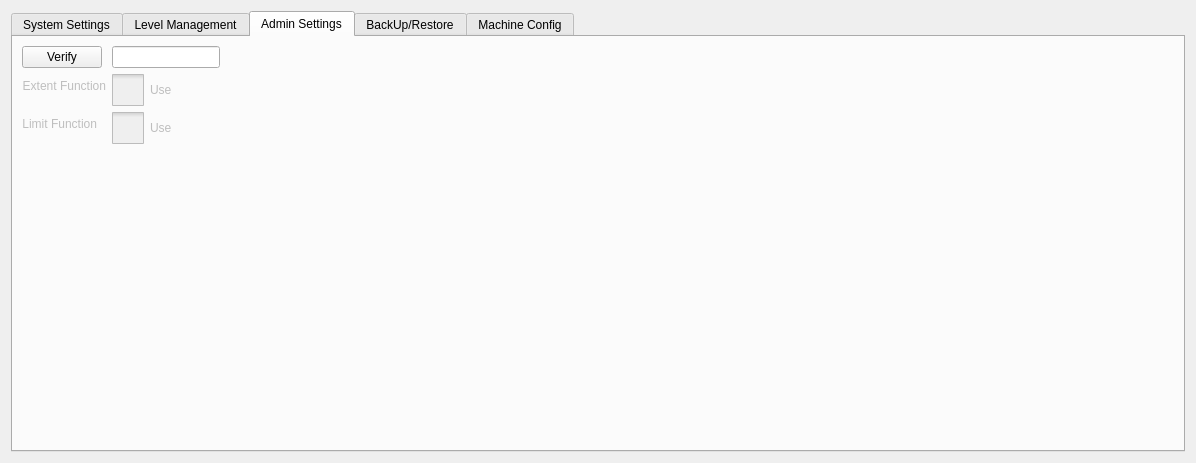
First picture: the form in hcsettings/ichcsystemsettingsframe.ui, repository dongdong-2009/3-5AxisRobot, before the edit.
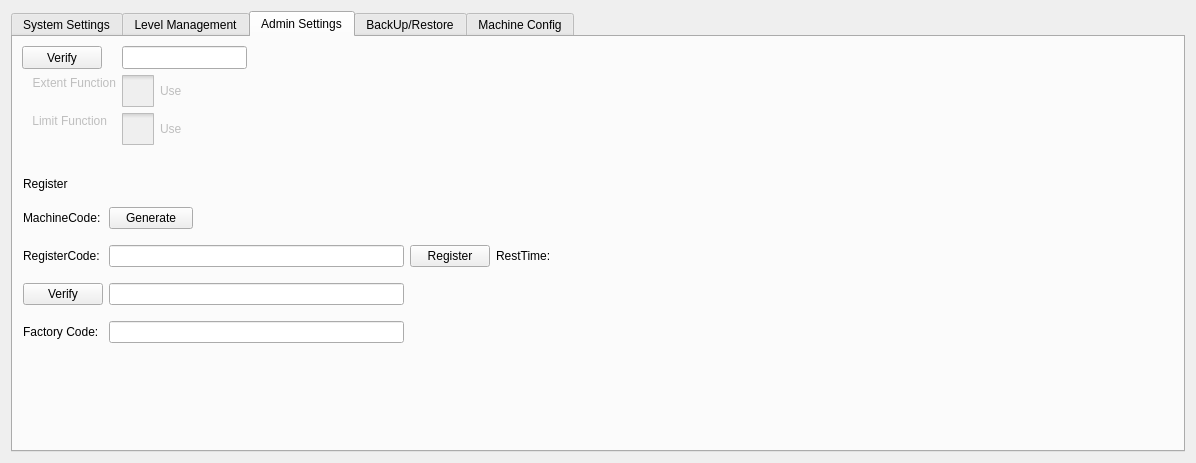
Second picture: the form after the edit. The open tabs and pages were chosen to show the change. Icons and pictures are not drawn. Custom widgets are drawn as their Qt base class.

Diff of the .ui file:
```diff
--- a/hcsettings/ichcsystemsettingsframe.ui
+++ b/hcsettings/ichcsystemsettingsframe.ui
@@ -681,15 +681,18 @@
       <attribute name="title">
        <string>Admin Settings</string>
       </attribute>
-      <layout class="QFormLayout" name="formLayout_2">
-       <property name="fieldGrowthPolicy">
-        <enum>QFormLayout::FieldsStayAtSizeHint</enum>
-       </property>
-       <item row="0" column="1">
         <widget class="ICLineEditWithVirtualKeyboard" name="pwdEdit">
          <property name="enabled">
           <bool>true</bool>
          </property>
+       <property name="geometry">
+        <rect>
+         <x>109</x>
+         <y>9</y>
+         <width>125</width>
+         <height>23</height>
+        </rect>
+       </property>
          <property name="text">
           <string notr="true"/>
          </property>
@@ -697,12 +700,18 @@
           <enum>QLineEdit::Password</enum>
          </property>
         </widget>
-       </item>
-       <item row="1" column="0">
         <widget class="QLabel" name="extentLabel">
          <property name="enabled">
           <bool>false</bool>
          </property>
+       <property name="geometry">
+        <rect>
+         <x>9</x>
+         <y>38</y>
+         <width>94</width>
+         <height>16</height>
+        </rect>
+       </property>
          <property name="text">
           <string>Extent Function</string>
          </property>
@@ -710,12 +719,18 @@
           <set>Qt::AlignRight|Qt::AlignTrailing|Qt::AlignVCenter</set>
          </property>
         </widget>
-       </item>
-       <item row="1" column="1">
         <widget class="QCheckBox" name="extentFunctionCheckBox">
          <property name="enabled">
           <bool>false</bool>
          </property>
+       <property name="geometry">
+        <rect>
+         <x>109</x>
+         <y>38</y>
+         <width>131</width>
+         <height>32</height>
+        </rect>
+       </property>
          <property name="styleSheet">
           <string notr="true">::indicator {
      width: 32px;
@@ -745,19 +760,31 @@
           <string>Use</string>
          </property>
         </widget>
-       </item>
-       <item row="0" column="0">
         <widget class="QPushButton" name="verifyButton">
+       <property name="geometry">
+        <rect>
+         <x>9</x>
+         <y>9</y>
+         <width>80</width>
+         <height>23</height>
+        </rect>
+       </property>
          <property name="text">
           <string>Verify</string>
          </property>
         </widget>
-       </item>
-       <item row="2" column="0">
         <widget class="QLabel" name="limitFunctionLabel">
          <property name="enabled">
           <bool>false</bool>
          </property>
+       <property name="geometry">
+        <rect>
+         <x>9</x>
+         <y>76</y>
+         <width>85</width>
+         <height>16</height>
+        </rect>
+       </property>
          <property name="text">
           <string>Limit Function</string>
          </property>
@@ -765,12 +792,18 @@
           <set>Qt::AlignRight|Qt::AlignTrailing|Qt::AlignVCenter</set>
          </property>
         </widget>
-       </item>
-       <item row="2" column="1">
         <widget class="QCheckBox" name="limitFunctionBox">
          <property name="enabled">
           <bool>false</bool>
          </property>
+       <property name="geometry">
+        <rect>
+         <x>109</x>
+         <y>76</y>
+         <width>121</width>
+         <height>32</height>
+        </rect>
+       </property>
          <property name="styleSheet">
           <string notr="true">::indicator {
      width: 32px;
@@ -800,8 +833,209 @@
           <string>Use</string>
          </property>
         </widget>
-       </item>
-      </layout>
+      <widget class="QWidget" name="registerContainer" native="true">
+       <property name="geometry">
+        <rect>
+         <x>10</x>
+         <y>130</y>
+         <width>541</width>
+         <height>191</height>
+        </rect>
+       </property>
+       <layout class="QGridLayout" name="gridLayout">
+        <item row="0" column="0">
+         <widget class="QLabel" name="label_36">
+          <property name="sizePolicy">
+           <sizepolicy hsizetype="Fixed" vsizetype="Fixed">
+            <horstretch>0</horstretch>
+            <verstretch>0</verstretch>
+           </sizepolicy>
+          </property>
+          <property name="text">
+           <string>Register</string>
+          </property>
+         </widget>
+        </item>
+        <item row="0" column="1">
+         <widget class="QLabel" name="tipLabel">
+          <property name="text">
+           <string/>
+          </property>
+         </widget>
+        </item>
+        <item row="1" column="0">
+         <widget class="QLabel" name="label_37">
+          <property name="sizePolicy">
+           <sizepolicy hsizetype="Fixed" vsizetype="Fixed">
+            <horstretch>0</horstretch>
+            <verstretch>0</verstretch>
+           </sizepolicy>
+          </property>
+          <property name="text">
+           <string>MachineCode:</string>
+          </property>
+         </widget>
+        </item>
+        <item row="1" column="1">
+         <widget class="QPushButton" name="generateBtn">
+          <property name="sizePolicy">
+           <sizepolicy hsizetype="Fixed" vsizetype="Fixed">
+            <horstretch>0</horstretch>
+            <verstretch>0</verstretch>
+           </sizepolicy>
+          </property>
+          <property name="maximumSize">
+           <size>
+            <width>84</width>
+            <height>16777215</height>
+           </size>
+          </property>
+          <property name="text">
+           <string>Generate</string>
+          </property>
+         </widget>
+        </item>
+        <item row="2" column="0">
+         <widget class="QLabel" name="label_38">
+          <property name="sizePolicy">
+           <sizepolicy hsizetype="Fixed" vsizetype="Fixed">
+            <horstretch>0</horstretch>
+            <verstretch>0</verstretch>
+           </sizepolicy>
+          </property>
+          <property name="text">
+           <string>RegisterCode:</string>
+          </property>
+         </widget>
+        </item>
+        <item row="2" column="1">
+         <widget class="ICLineEditWithVirtualNumericKeypad" name="registerCode">
+          <property name="sizePolicy">
+           <sizepolicy hsizetype="Expanding" vsizetype="Fixed">
+            <horstretch>0</horstretch>
+            <verstretch>0</verstretch>
+           </sizepolicy>
+          </property>
+         </widget>
+        </item>
+        <item row="2" column="2">
+         <widget class="QPushButton" name="registerBtn">
+          <property name="sizePolicy">
+           <sizepolicy hsizetype="Fixed" vsizetype="Fixed">
+            <horstretch>0</horstretch>
+            <verstretch>0</verstretch>
+           </sizepolicy>
+          </property>
+          <property name="minimumSize">
+           <size>
+            <width>27</width>
+            <height>0</height>
+           </size>
+          </property>
+          <property name="maximumSize">
+           <size>
+            <width>84</width>
+            <height>16777215</height>
+           </size>
+          </property>
+          <property name="text">
+           <string>Register</string>
+          </property>
+         </widget>
+        </item>
+        <item row="2" column="3">
+         <widget class="QLabel" name="label_39">
+          <property name="sizePolicy">
+           <sizepolicy hsizetype="Fixed" vsizetype="Fixed">
+            <horstretch>0</horstretch>
+            <verstretch>0</verstretch>
+           </sizepolicy>
+          </property>
+          <property name="minimumSize">
+           <size>
+            <width>29</width>
+            <height>0</height>
+           </size>
+          </property>
+          <property name="maximumSize">
+           <size>
+            <width>84</width>
+            <height>16777215</height>
+           </size>
+          </property>
+          <property name="layoutDirection">
+           <enum>Qt::RightToLeft</enum>
+          </property>
+          <property name="text">
+           <string>RestTime:</string>
+          </property>
+         </widget>
+        </item>
+        <item row="2" column="4">
+         <widget class="QLabel" name="restTime">
+          <property name="sizePolicy">
+           <sizepolicy hsizetype="Preferred" vsizetype="Fixed">
+            <horstretch>0</horstretch>
+            <verstretch>0</verstretch>
+           </sizepolicy>
+          </property>
+          <property name="text">
+           <string/>
+          </property>
+         </widget>
+        </item>
+        <item row="3" column="0">
+         <widget class="QPushButton" name="verifySupperButton">
+          <property name="text">
+           <string>Verify</string>
+          </property>
+         </widget>
+        </item>
+        <item row="3" column="1">
+         <widget class="ICLineEditWithVirtualKeyboard" name="supperPwdEdit">
+          <property name="enabled">
+           <bool>true</bool>
+          </property>
+          <property name="text">
+           <string notr="true"/>
+          </property>
+          <property name="echoMode">
+           <enum>QLineEdit::Password</enum>
+          </property>
+         </widget>
+        </item>
+        <item row="4" column="0">
+         <widget class="QLabel" name="label_41">
+          <property name="sizePolicy">
+           <sizepolicy hsizetype="Fixed" vsizetype="Fixed">
+            <horstretch>0</horstretch>
+            <verstretch>0</verstretch>
+           </sizepolicy>
+          </property>
+          <property name="text">
+           <string>Factory Code:</string>
+          </property>
+         </widget>
+        </item>
+        <item row="4" column="1">
+         <widget class="ICLineEditWithVirtualNumericKeypad" name="factoryCode">
+          <property name="sizePolicy">
+           <sizepolicy hsizetype="Expanding" vsizetype="Fixed">
+            <horstretch>0</horstretch>
+            <verstretch>0</verstretch>
+           </sizepolicy>
+          </property>
+         </widget>
+        </item>
+        <item row="1" column="2" colspan="2">
+         <widget class="QLabel" name="machineCode">
+          <property name="text">
+           <string/>
+          </property>
+         </widget>
+        </item>
+       </layout>
+      </widget>
      </widget>
      <widget class="QWidget" name="tab">
       <attribute name="title">
```
Left out of the diff: 2 changed lines with no effect on the pictures. Lines whose indentation alone changed are shown as unchanged.
